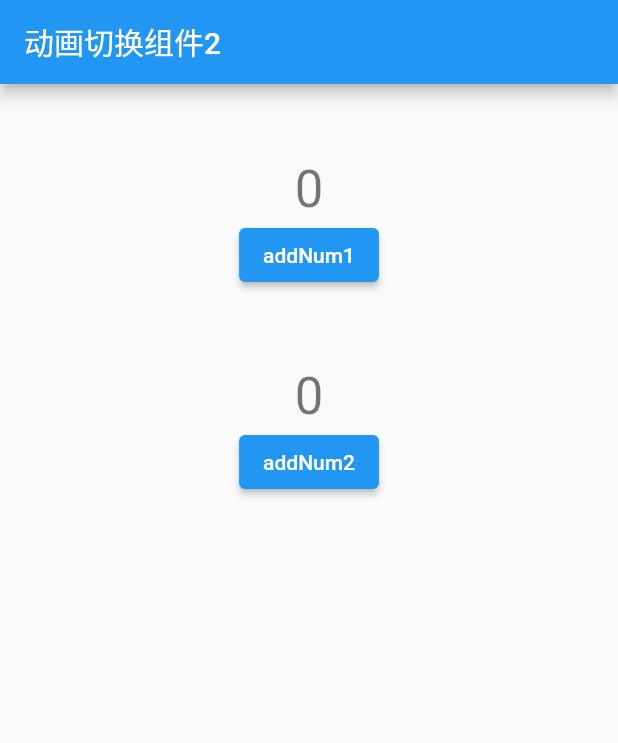
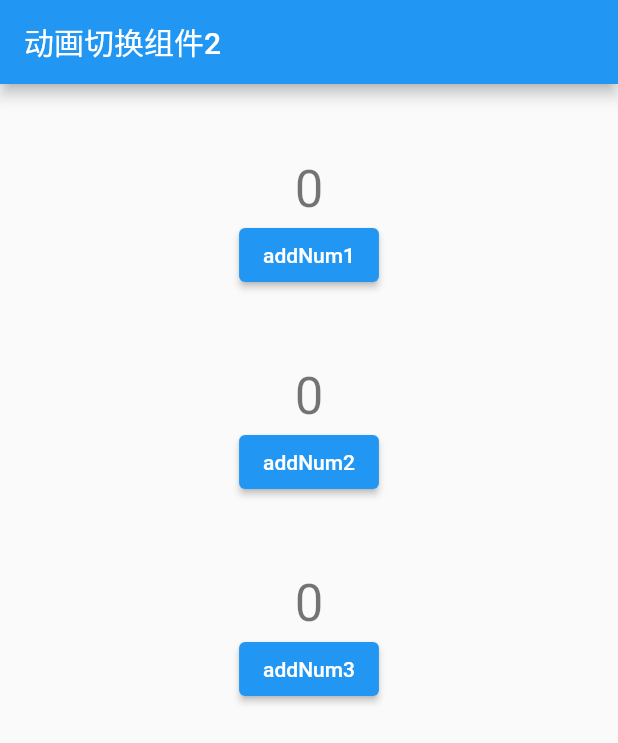
Before and after one commit to Akatsukishen/flutter_in_action_v2, a Flutter app: the AnimatedSwitcherPage2 screen opened directly, on a phone screen of 412 x 824 dp. Shown: the top 743 px of the screen. Run offline on Flutter 3.47's test engine with Material 2 defaults, Android fonts, the phone set to English and light mode, and no system bars.

Commit message:
feat:支持多方向的动画切换组件.

```diff
--- a/lib/ch09/animated_switcher_page2.dart
+++ b/lib/ch09/animated_switcher_page2.dart
@@ -1,4 +1,6 @@
 import 'package:flutter/material.dart';
+
+import 'slide_transtionx.dart';
 
 /// 实现效果 自增数字时 新数字右边进来，老数字左边出去
 /// 使用默认的SlideAnimation
@@ -16,6 +18,7 @@ class AnimatedSwitcherPage2 extends StatefulWidget {
 class _AnimatedSwitcherPage2State extends State<AnimatedSwitcherPage2> {
   var _num1 = 0;
   var _num2 = 0;
+  var _num3 = 0;
 
   @override
   Widget build(BuildContext context) {
@@ -85,7 +88,34 @@ class _AnimatedSwitcherPage2State extends State<AnimatedSwitcherPage2> {
               });
             },
             child: const Text('addNum2'),
-          )
+          ),
+          const SizedBox(
+            height: 50.0,
+            width: double.infinity,
+          ),
+          AnimatedSwitcher(
+            duration: const Duration(milliseconds: 200),
+            transitionBuilder: (child, animation) {
+              return SlideTranstionX(
+                position: animation,
+                direction: AxisDirection.down, //上入下出
+                child: child,
+              );
+            },
+            child: Text(
+              '$_num3',
+              key: ValueKey(_num3),
+              style: Theme.of(context).textTheme.headlineMedium,
+            ),
+          ),
+          ElevatedButton(
+            onPressed: () {
+              setState(() {
+                _num3++;
+              });
+            },
+            child: const Text('addNum3'),
+          ),
         ],
       ),
     );
--- /dev/null
+++ b/lib/ch09/slide_transtionx.dart
@@ -0,0 +1,62 @@
+import 'package:flutter/material.dart';
+
+class SlideTranstionX extends AnimatedWidget {
+  SlideTranstionX(
+      {Key? key,
+      required Animation<double> position,
+      this.transationHitTests = true,
+      this.direction = AxisDirection.down,
+      required this.child})
+      : super(key: key, listenable: position) {
+    switch (direction) {
+      case AxisDirection.up: //下入上出
+        _tween = Tween(begin: const Offset(0, 1), end: const Offset(0, 0));
+        break;
+      case AxisDirection.right: //左入右出
+        _tween = Tween(begin: const Offset(-1, 0), end: const Offset(0, 0));
+        break;
+      case AxisDirection.down: //上入下出
+        _tween = Tween(begin: const Offset(0, -1), end: const Offset(0, 0));
+        break;
+      case AxisDirection.left: //右入左出
+        _tween = Tween(begin: const Offset(1, 0), end: const Offset(0, 0));
+        break;
+    }
+  }
+
+  final bool transationHitTests;
+
+  final Widget child;
+
+  final AxisDirection direction;
+
+  late final Tween<Offset> _tween;
+
+  @override
+  Widget build(BuildContext context) {
+    var position = listenable as Animation<double>;
+    Offset offset = _tween.evaluate(position);
+    if (position.status == AnimationStatus.reverse) {
+      switch (direction) {
+        case AxisDirection.up:
+          offset = Offset(offset.dx, -offset.dy);
+          break;
+        case AxisDirection.right:
+          offset = Offset(-offset.dx, offset.dy);
+          break;
+        case AxisDirection.down:
+          offset = Offset(offset.dx, -offset.dy);
+          break;
+        case AxisDirection.left:
+          offset = Offset(-offset.dx, offset.dy);
+          break;
+        default:
+      }
+    }
+    return FractionalTranslation(
+      translation: offset,
+      transformHitTests: transationHitTests,
+      child: child,
+    );
+  }
+}
```
